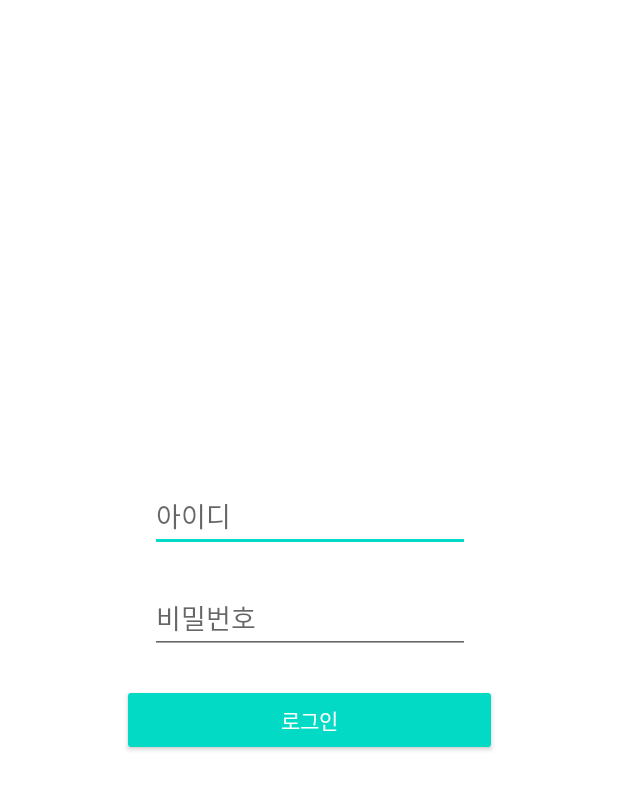
After one commit to lsg1024/OceanIT_version2, an Android app: the layout activity_login_activty.xml on its own in the app's theme, with its tools: preview values and no code run, on a phone screen of 412 x 824 dp. The commit adds this screen. Shown: the top 790 px of the screen. Run offline under Robolectric (Android 15) with nearby library versions, the phone set to English and light mode, and no system bars.

Commit message:
login finish

```diff
--- a/app/src/main/AndroidManifest.xml
+++ b/app/src/main/AndroidManifest.xml
@@ -11,12 +11,16 @@
         android:fullBackupContent="@xml/backup_rules"
         android:icon="@mipmap/ic_launcher"
         android:label="@string/app_name"
+        android:usesCleartextTraffic="true"
         android:roundIcon="@mipmap/ic_launcher_round"
         android:supportsRtl="true"
         android:theme="@style/Theme.OceanIT"
         tools:targetApi="31">
         <activity
             android:name=".MainActivity"
+            android:exported="false"/>
+        <activity
+            android:name=".LoginActivity"
             android:exported="true">
             <intent-filter>
                 <action android:name="android.intent.action.MAIN" />
--- a/app/src/main/java/com/example/oceanit/Loginkey.kt
+++ b/app/src/main/java/com/example/oceanit/Retrofit/Loginkey.kt
@@ -1,4 +1,4 @@
-package com.example.oceanit
+package com.example.oceanit.Retrofit
 
 import android.content.Context
 import android.content.SharedPreferences
--- a/app/src/main/java/com/example/oceanit/Retrofit/Retrofit2.kt
+++ b/app/src/main/java/com/example/oceanit/Retrofit/Retrofit2.kt
@@ -6,7 +6,7 @@ import retrofit2.converter.gson.GsonConverterFactory
 object Retrofit2 {
 
     private val retrofit = Retrofit.Builder()
-        .baseUrl("211.184.227.81:8500/")
+        .baseUrl("http://211.184.227.81:8500/")
         .addConverterFactory(GsonConverterFactory.create())
         .build()
 
--- /dev/null
+++ b/app/src/main/res/layout/activity_login_activty.xml
@@ -0,0 +1,56 @@
+<?xml version="1.0" encoding="utf-8"?>
+<androidx.constraintlayout.widget.ConstraintLayout xmlns:android="http://schemas.android.com/apk/res/android"
+    xmlns:app="http://schemas.android.com/apk/res-auto"
+    xmlns:tools="http://schemas.android.com/tools"
+    android:layout_width="match_parent"
+    android:layout_height="match_parent">
+
+
+    <androidx.constraintlayout.widget.ConstraintLayout
+        android:layout_width="wrap_content"
+        android:layout_height="wrap_content"
+        android:foregroundGravity="center"
+        app:layout_constraintBottom_toBottomOf="parent"
+        app:layout_constraintEnd_toEndOf="parent"
+        app:layout_constraintStart_toStartOf="parent"
+        app:layout_constraintTop_toTopOf="parent">
+
+        <EditText
+            android:id="@+id/login_id"
+            android:layout_width="wrap_content"
+            android:layout_height="wrap_content"
+            android:ems="10"
+            android:hint="아이디"
+            android:inputType="text"
+            app:layout_constraintBottom_toTopOf="@+id/login_password"
+            app:layout_constraintEnd_toEndOf="parent"
+            app:layout_constraintStart_toStartOf="parent"
+            app:layout_constraintTop_toTopOf="parent" />
+
+        <EditText
+            android:id="@+id/login_password"
+            android:layout_width="wrap_content"
+            android:layout_height="wrap_content"
+            android:layout_marginTop="20dp"
+            android:ems="10"
+            android:hint="비밀번호"
+            android:inputType="textPassword"
+            app:layout_constraintEnd_toEndOf="@+id/login_id"
+            app:layout_constraintStart_toStartOf="@+id/login_id"
+            app:layout_constraintTop_toBottomOf="@id/login_id" />
+
+        <androidx.appcompat.widget.AppCompatButton
+            android:id="@+id/login_button"
+            style="@style/defaultButton"
+            android:layout_width="250dp"
+            android:layout_height="wrap_content"
+            android:layout_marginTop="20dp"
+            android:text="로그인"
+            app:layout_constraintEnd_toEndOf="parent"
+            app:layout_constraintStart_toStartOf="parent"
+            app:layout_constraintTop_toBottomOf="@+id/login_password" />
+    </androidx.constraintlayout.widget.ConstraintLayout>
+
+
+
+</androidx.constraintlayout.widget.ConstraintLayout>
--- a/app/src/main/res/layout/fragment_graph_framgment.xml
+++ b/app/src/main/res/layout/fragment_graph_framgment.xml
@@ -8,6 +8,6 @@
     <com.github.mikephil.charting.charts.LineChart
         android:id="@+id/LineChart"
         android:layout_width="match_parent"
-        android:layout_height="380dp"/>
+        android:layout_height="250dp"/>
 
 </FrameLayout>
--- a/app/src/main/res/values-night/themes.xml
+++ b/app/src/main/res/values-night/themes.xml
@@ -1,8 +1,8 @@
 <resources xmlns:tools="http://schemas.android.com/tools">
     <!-- Base application theme. -->
-    <style name="Theme.OceanIT" parent="Theme.MaterialComponents.DayNight.DarkActionBar">
+    <style name="Theme.OceanIT" parent="Theme.MaterialComponents.Light.DarkActionBar">
         <!-- Primary brand color. -->
-        <item name="colorPrimary">@color/purple_500</item>
+        <item name="colorPrimary">@color/primary</item>
         <item name="colorPrimaryVariant">@color/purple_700</item>
         <item name="colorOnPrimary">@color/white</item>
         <!-- Secondary brand color. -->
@@ -15,7 +15,13 @@
         <!-- Customize your theme here. -->
         <item name="windowNoTitle">true</item>
     </style>
+    <style name="defaultButton" parent="Widget.AppCompat.Button.Colored">
+        <item name="android:colorAccent">@color/colorAccent</item>
+    </style>
 
+    <style name="urgentButton" parent="Widget.AppCompat.Button.Colored">
+        <item name="android:colorPrimaryDark">@color/colorPrimaryDark</item>
+    </style>
     <style name="Theme.OceanIT.NoActionBar">
         <item name="windowActionBar">false</item>
         <item name="windowNoTitle">true</item>
--- a/app/src/main/res/values/colors.xml
+++ b/app/src/main/res/values/colors.xml
@@ -19,4 +19,8 @@
     <color name="lime">#00FF00</color>
     <color name="yellow">#FFFF00</color>
     <color name="light_blue">#DCDCDC</color>
+    <color name="colorPrimary">#FFC107</color>
+    <color name="colorPrimaryDark">#FF7043</color>
+    <color name="colorAccent">#FFAB40</color>
+    <color name="colorGray">#8C8C8C</color>
 </resources>
--- a/app/src/main/res/values/themes.xml
+++ b/app/src/main/res/values/themes.xml
@@ -2,7 +2,7 @@
     <!-- Base application theme. -->
     <style name="Theme.OceanIT" parent="Theme.MaterialComponents.DayNight.DarkActionBar">
         <!-- Primary brand color. -->
-        <item name="colorPrimary">@color/purple_500</item>
+        <item name="colorPrimary">@color/primary</item>
         <item name="colorPrimaryVariant">@color/purple_700</item>
         <item name="colorOnPrimary">@color/white</item>
         <!-- Secondary brand color. -->
@@ -15,7 +15,13 @@
         <!-- Customize your theme here. -->
         <item name="windowNoTitle">true</item>
     </style>
+    <style name="defaultButton" parent="Widget.AppCompat.Button.Colored">
+        <item name="android:colorAccent">@color/colorAccent</item>
+    </style>
 
+    <style name="urgentButton" parent="Widget.AppCompat.Button.Colored">
+        <item name="android:colorPrimaryDark">@color/colorPrimaryDark</item>
+    </style>
     <style name="Theme.OceanIT.NoActionBar">
     <item name="windowActionBar">false</item>
     <item name="windowNoTitle">true</item>
```
Also changed, not shown: app/build.gradle (+7 -1 lines), app/src/main/java/com/example/oceanit/DTO/LoginDTO.kt (+9 -1 lines), app/src/main/java/com/example/oceanit/LoginActivity.kt (added, +69 -0 lines), app/src/main/java/com/example/oceanit/Retrofit/O2_Interface.kt (+11 -7 lines), app/src/main/res/values/strings.xml (+9 -0 lines).
